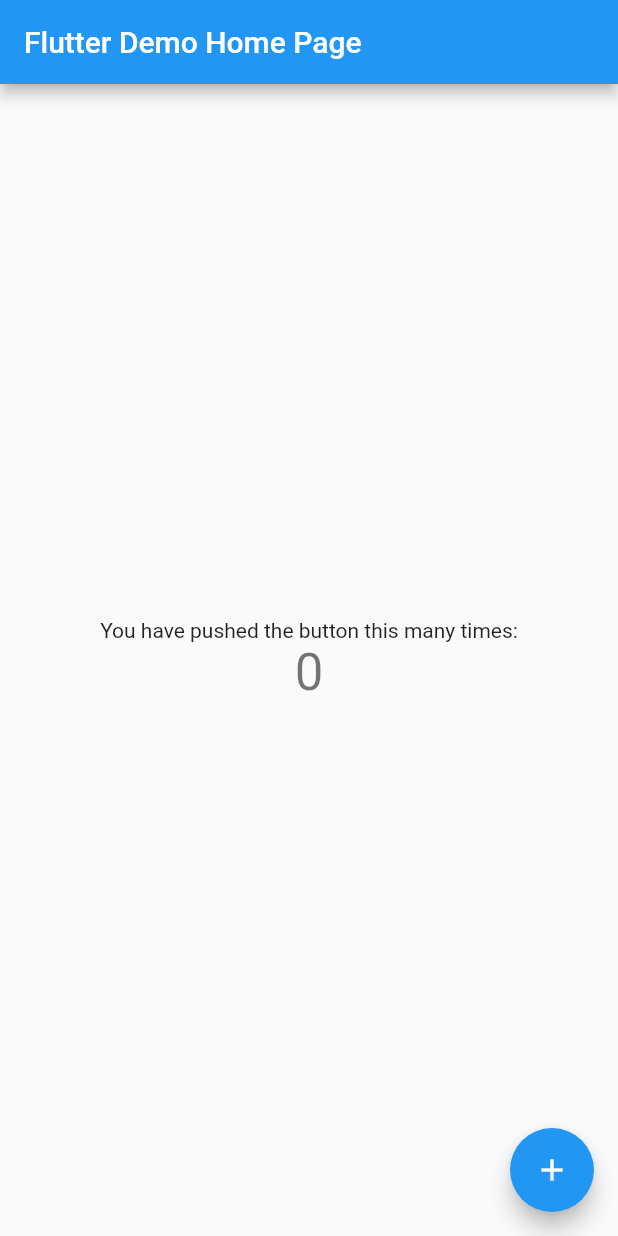
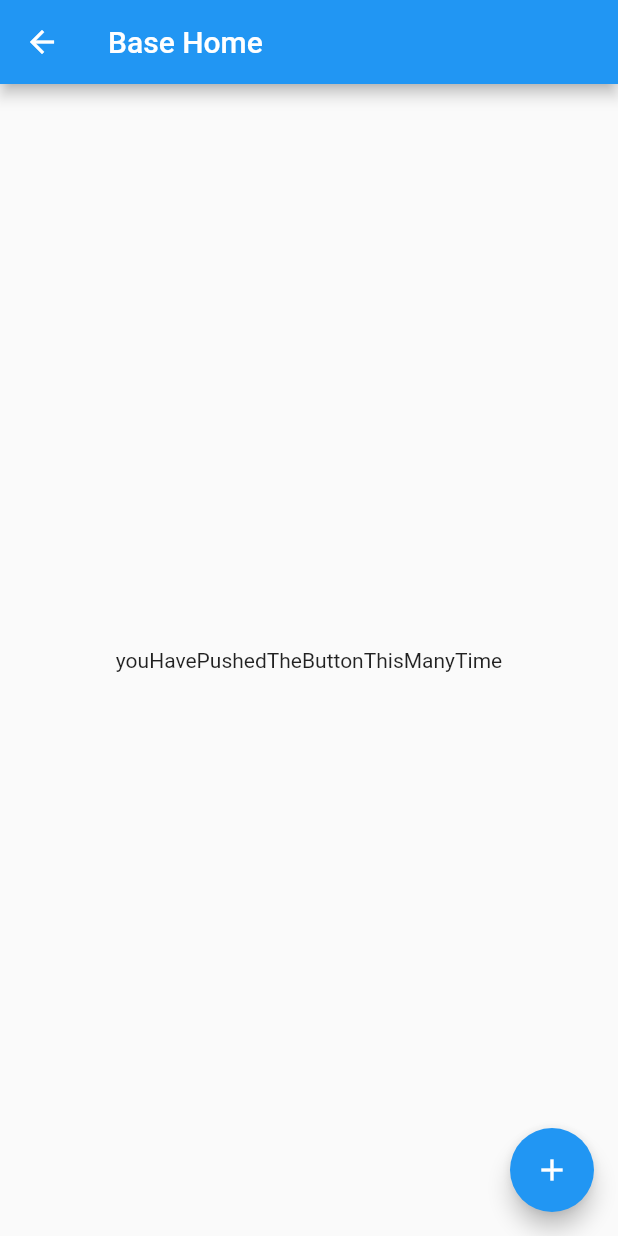
Before and after one commit to ezzat2019/google_meet, a Flutter app: the screen it shows after launch, after a tap on the "add" icon, on a phone screen of 412 x 824 dp. Run offline on Flutter 3.47's test engine with Material 2 defaults, Android fonts, the phone set to English and light mode, and no system bars; our stand-ins replace firebase_auth, firebase_core, google_sign_in; missing offline and left inert: google_meet_sdk, googleapis; accounts and stored records are empty.

```diff
--- /dev/null
+++ b/lib/base_sc.dart
@@ -0,0 +1,54 @@
+import 'package:flutter/cupertino.dart';
+import 'package:flutter/material.dart';
+import 'package:google_meet/main.dart';
+import 'package:intl/intl.dart';
+
+import 'generated/l10n.dart';
+
+class BaseSc extends StatefulWidget {
+  const BaseSc({super.key});
+
+  @override
+  State<BaseSc> createState() => _BaseScState();
+}
+
+class _BaseScState extends State<BaseSc> {
+  @override
+  Widget build(BuildContext context) {
+    return  Scaffold(
+      appBar: AppBar(title: Text(S.of(context).baseHome),),
+      body: Center(
+        // Center is a layout widget. It takes a single child and positions it
+        // in the middle of the parent.
+        child: Column(
+
+          mainAxisAlignment: MainAxisAlignment.center,
+          children: <Widget>[
+            Text(
+              S.of(context).youhavepushedthebuttonthismanytime,
+            ),
+
+          ],
+        ),
+      ),
+      floatingActionButton: FloatingActionButton(
+        onPressed:() async{
+
+          if(Intl.getCurrentLocale()=="ar")
+            {
+              MyApp.changeLocale(context,S.delegate.supportedLocales[0]);
+            }else
+              {
+                MyApp.changeLocale(context,S.delegate.supportedLocales[1]);
+              }
+
+
+
+
+        },
+        tooltip: S.of(context).increment,
+        child: const Icon(Icons.add),
+      ),
+    );
+  }
+}
--- /dev/null
+++ b/lib/l10n/intl_ar.arb
@@ -0,0 +1,6 @@
+{
+  "youHavePushedTheButtonThisManyTimes": "اى كلام 2",
+  "youhavepushedthebuttonthismanytime": "اى كلام",
+  "baseHome": "الصغحة الاساسية",
+  "increment": "زيادة"
+}
--- /dev/null
+++ b/lib/l10n/intl_en.arb
@@ -0,0 +1,6 @@
+{
+  "youHavePushedTheButtonThisManyTimes": "You have pushed the button this many times:",
+  "youhavepushedthebuttonthismanytime": "youHavePushedTheButtonThisManyTime",
+  "baseHome": "Base Home",
+  "increment": "Increment"
+}
--- a/lib/main.dart
+++ b/lib/main.dart
@@ -4,11 +4,14 @@ import 'dart:developer';
 import 'package:firebase_auth/firebase_auth.dart';
 import 'package:firebase_core/firebase_core.dart';
 import 'package:flutter/material.dart';
+import 'package:flutter_localizations/flutter_localizations.dart';
+import 'package:google_meet/base_sc.dart';
 import 'package:google_meet_sdk/google_meet_sdk.dart';
 import 'package:google_sign_in/google_sign_in.dart';
 import 'package:googleapis/calendar/v3.dart' as cal;
 import 'firebase_options.dart';
-
+import 'generated/l10n.dart';
+import 'package:intl/intl.dart';
 void main() async{
   WidgetsFlutterBinding.ensureInitialized();
   await Firebase.initializeApp(
@@ -16,18 +19,45 @@ void main() async{
     options: DefaultFirebaseOptions.currentPlatform,
 
   );
-  runApp(const MyApp());
+  runApp( MyApp());
 }
 
-class MyApp extends StatelessWidget {
+class MyApp extends StatefulWidget {
+
+   MyApp({super.key});
+
+  @override
+  State<MyApp> createState() => _MyAppState();
+  static changeLocale(BuildContext context,Locale locale)
+  {
+    _MyAppState?  c=context.findAncestorStateOfType<_MyAppState>();
+    c!.changeLocale( locale);
+  }
+}
+
+class _MyAppState extends State<MyApp> {
   final CLINT_ID="387471976059-59099bmd4phc6g6m3t9ha2dm8hks2q0r.apps.googleusercontent.com";
-  const MyApp({super.key});
 
+   changeLocale(Locale locale)
+  {
+    S.load(locale);
+    setState(() {
+
+    });
+  }
   // This widget is the root of your application.
   @override
   Widget build(BuildContext context) {
     return MaterialApp(
       title: 'Flutter Demo',
+      localizationsDelegates: [
+        S.delegate,
+        GlobalMaterialLocalizations.delegate,
+        GlobalWidgetsLocalizations.delegate,
+        GlobalCupertinoLocalizations.delegate,
+      ],
+      locale: Locale(Intl.getCurrentLocale()),
+      supportedLocales: S.delegate.supportedLocales,
       theme: ThemeData(
 
         primarySwatch: Colors.blue,
@@ -81,8 +111,8 @@ class _MyHomePageState extends State<MyHomePage> {
 
           mainAxisAlignment: MainAxisAlignment.center,
           children: <Widget>[
-            const Text(
-              'You have pushed the button this many times:',
+             Text(
+              S.of(context).youhavepushedthebuttonthismanytime,
             ),
             Text(
               '$_counter',
@@ -94,24 +124,26 @@ class _MyHomePageState extends State<MyHomePage> {
       floatingActionButton: FloatingActionButton(
         onPressed:() async{
 
-          await  GoogleSignIn().signOut();
-          var user=await signInWithGoogle(context: context);
-          if(user!=null)
-            {
-              CalendarClient() .insert(title: "test edzzat",
-                  description: "cdurrentDesc" ?? '',
-                  location: "badnha",
-                  attendeeEmailList: ["zizoezzatan3@gmail.com"],
-                  shouldNotifyAttendees: true,
-                  hasConferenceSupport: true,
-                  startTime: DateTime.now().add(Duration(hours: 1)),
-                  endTime: DateTime.now().add(Duration(hours: 2))
-              ).then((value) {
-                log(value.toString());
-              }).onError((error, stackTrace) {
-                print(error.toString());
-              });
-            }
+          Navigator.of(context).push(MaterialPageRoute(builder: (context) =>BaseSc(),));
+          //
+          // await  GoogleSignIn().signOut();
+          // var user=await signInWithGoogle(context: context);
+          // if(user!=null)
+          //   {
+          //     CalendarClient() .insert(title: "test edzzat",
+          //         description: "cdurrentDesc" ?? '',
+          //         location: "badnha",
+          //         attendeeEmailList: ["zizoezzatan3@gmail.com"],
+          //         shouldNotifyAttendees: true,
+          //         hasConferenceSupport: true,
+          //         startTime: DateTime.now().add(Duration(hours: 1)),
+          //         endTime: DateTime.now().add(Duration(hours: 2))
+          //     ).then((value) {
+          //       log(value.toString());
+          //     }).onError((error, stackTrace) {
+          //       print(error.toString());
+          //     });
+          //   }
 
 
 
```
Also changed, not shown: pubspec.yaml (+6 -2 lines), lib/generated/intl/messages_all.dart (added), lib/generated/intl/messages_ar.dart (added), lib/generated/intl/messages_en.dart (added), lib/generated/l10n.dart (added), pubspec.lock, 39 other files.
